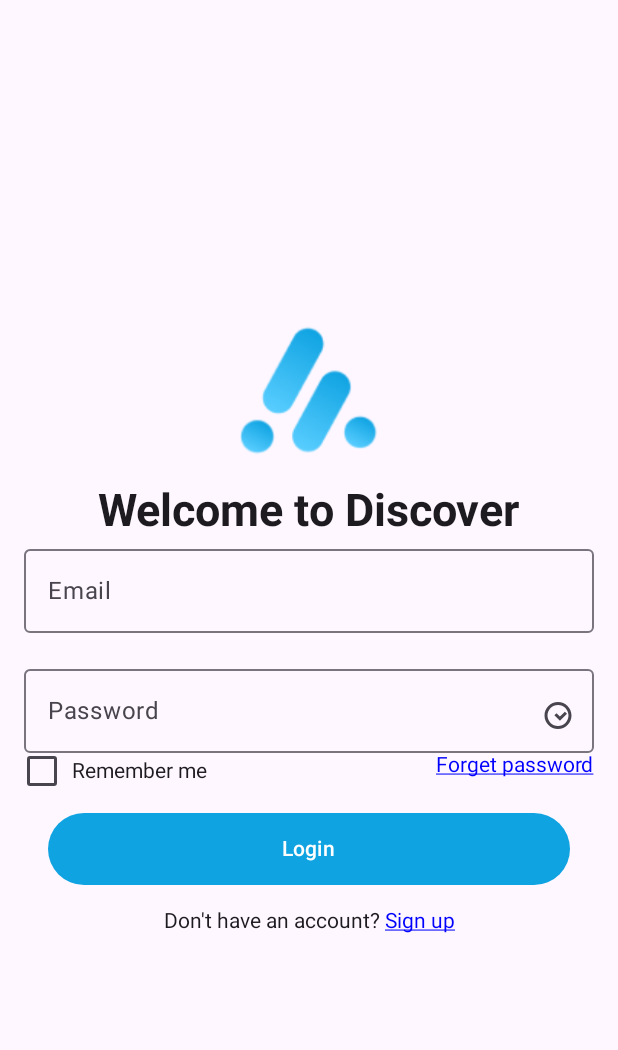
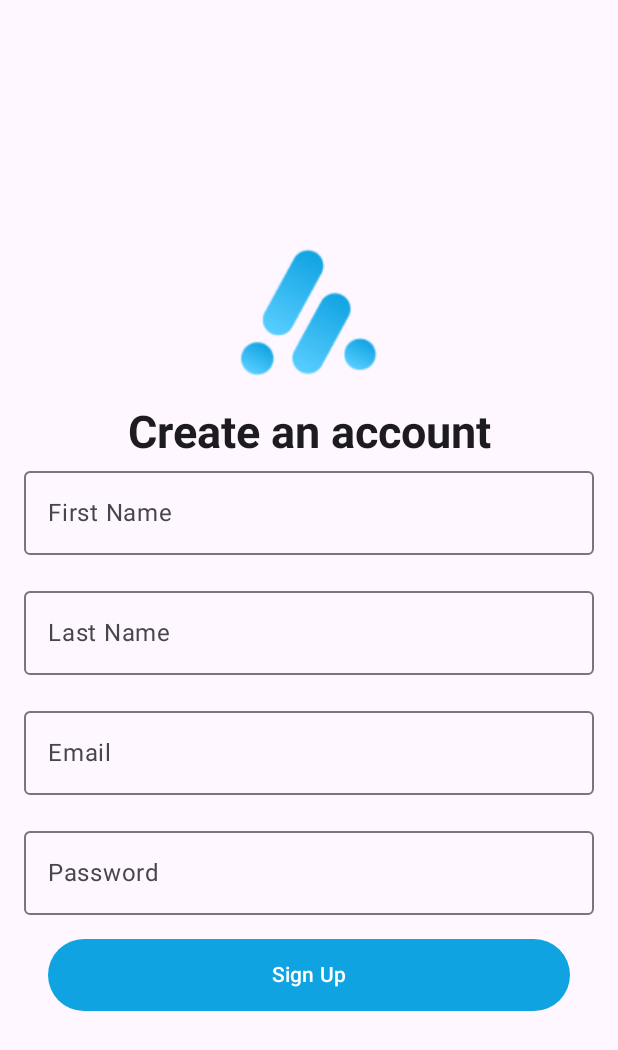
Before and after one commit to laraib00/Travel-Snap, an Android app built with Jetpack Compose: the LoginScreen screen opened through its navigation route, after a tap on "Sign up", on a phone screen of 412 x 824 dp. Shown: the top 1050 px of the screen. Run offline under Robolectric (Android 15) with nearby library versions, the phone set to English and light mode, and no system bars.

Commit message:
Signup Screen

```diff
--- a/app/src/main/java/com/example/splashscreencompose/LoginScreen.kt
+++ b/app/src/main/java/com/example/splashscreencompose/LoginScreen.kt
@@ -27,10 +27,11 @@
 import androidx.compose.material3.Checkbox
 import androidx.compose.runtime.Composable
 import androidx.compose.ui.text.style.TextDecoration
+import androidx.navigation.NavController
 
 
 @Composable
-fun LoginScreen() {
+fun LoginScreen(navController: NavController) {
     var email by remember { mutableStateOf("") }
     var password by remember { mutableStateOf("") }
     var passwordVisibility by remember { mutableStateOf(false) }
@@ -118,7 +119,7 @@
         Spacer(modifier = Modifier.height(16.dp))
 
         Button(
-            onClick = { /* Handle login logic here */ },
+            onClick = {  navController.navigate("Home") },
             modifier = Modifier
                 .fillMaxWidth()
                 .height(48.dp)
@@ -137,7 +138,7 @@
                 color = Color.Blue,
                 textDecoration = TextDecoration.Underline,
                 modifier = Modifier.clickable {
-                    // Handle sign up action
+                    navController.navigate("Signup")
                 }
             )
         }
--- a/app/src/main/java/com/example/splashscreencompose/MainActivity.kt
+++ b/app/src/main/java/com/example/splashscreencompose/MainActivity.kt
@@ -30,9 +30,22 @@
                     {
                         OnboardingScreen(navController = navController,context=this@MainActivity)
                     }
+                    composable("Login")
+                    {
+                        LoginScreen(navController = navController)
+                    }
+
                     composable("Home")
                     {
-                       LoginScreen()
+                        Home(navController = navController)
+                    }
+                    composable("Signup")
+                    {
+                        SignupScreen(navController = navController)
+                    }
+                    composable("SignupBoardingScreen")
+                    {
+                        SignupBoardingScreen(navController = navController)
                     }
 
 
--- a/app/src/main/java/com/example/splashscreencompose/OnboardingScreen.kt
+++ b/app/src/main/java/com/example/splashscreencompose/OnboardingScreen.kt
@@ -165,7 +165,7 @@
 
                 onBoardingIsFinished(context = context)
                 navController.popBackStack()
-                navController.navigate("Home")
+                navController.navigate("Login")
             },
                 modifier = Modifier
                     .fillMaxWidth()
@@ -218,5 +218,4 @@
     val editor = sharedPreferences.edit()
     editor.putBoolean("isFinished", true)
     editor.apply()
-
 }
--- /dev/null
+++ b/app/src/main/java/com/example/splashscreencompose/SignupScreen.kt
@@ -0,0 +1,115 @@
+package com.example.splashscreencompose
+
+import androidx.compose.foundation.Image
+import androidx.compose.foundation.layout.Arrangement
+import androidx.compose.foundation.layout.Column
+import androidx.compose.foundation.layout.Spacer
+import androidx.compose.foundation.layout.fillMaxSize
+import androidx.compose.foundation.layout.fillMaxWidth
+import androidx.compose.foundation.layout.height
+import androidx.compose.foundation.layout.padding
+import androidx.compose.foundation.layout.size
+import androidx.compose.foundation.text.KeyboardOptions
+import androidx.compose.material3.Button
+import androidx.compose.material3.ButtonDefaults
+import androidx.compose.material3.IconButton
+import androidx.compose.material3.OutlinedTextField
+import androidx.compose.material3.Text
+import androidx.compose.runtime.Composable
+import androidx.compose.runtime.getValue
+import androidx.compose.runtime.mutableStateOf
+import androidx.compose.runtime.remember
+import androidx.compose.runtime.setValue
+import androidx.compose.ui.Alignment
+import androidx.compose.ui.Modifier
+import androidx.compose.ui.graphics.Color
+import androidx.compose.ui.layout.ContentScale
+import androidx.compose.ui.res.painterResource
+import androidx.compose.ui.text.font.FontWeight
+import androidx.compose.ui.text.input.KeyboardType
+import androidx.compose.ui.text.input.PasswordVisualTransformation
+import androidx.compose.ui.unit.dp
+import androidx.compose.ui.unit.sp
+import androidx.navigation.NavController
+
+@Composable
+fun SignupScreen(navController: NavController) {
+    var firstName by remember { mutableStateOf("") }
+    var lastName by remember { mutableStateOf("") }
+    var email by remember { mutableStateOf("") }
+    var password by remember { mutableStateOf("") }
+
+    Column(
+        modifier =Modifier.fillMaxSize()
+            .padding(16.dp),
+        verticalArrangement = Arrangement.Center,
+        horizontalAlignment = Alignment.CenterHorizontally
+    ) {
+        Image(
+            painter = painterResource(id = R.drawable.logo),
+            contentDescription = "pic",
+            Modifier
+                .padding(10.dp).size(100.dp),
+            contentScale = ContentScale.FillWidth,
+        )
+        Text(
+            text = "Create an account",
+            fontSize = 30.sp,
+            fontWeight = FontWeight.Bold
+        )
+
+        OutlinedTextField(
+            value = firstName,
+            onValueChange = { firstName = it },
+            label = { Text("First Name") },
+            modifier = Modifier.fillMaxWidth()
+        )
+
+        Spacer(modifier = Modifier.height(16.dp))
+
+        OutlinedTextField(
+            value = lastName,
+            onValueChange = { lastName = it },
+            label = { Text("Last Name") },
+            modifier = Modifier.fillMaxWidth()
+        )
+
+        Spacer(modifier = Modifier.height(16.dp))
+
+        OutlinedTextField(
+            value = email,
+            onValueChange = { email = it },
+            label = { Text("Email") },
+            modifier = Modifier.fillMaxWidth()
+        )
+
+        Spacer(modifier = Modifier.height(16.dp))
+
+        OutlinedTextField(
+            value = password,
+            onValueChange = { password = it },
+            label = { Text("Password") },
+            modifier = Modifier.fillMaxWidth(),
+            keyboardOptions = KeyboardOptions(keyboardType = KeyboardType.Password),
+            trailingIcon = {
+                IconButton(onClick = { /* Handle password visibility toggle */ }) {
+                    // Password visibility icon
+                }
+            },
+            visualTransformation = PasswordVisualTransformation()
+        )
+
+        Spacer(modifier = Modifier.height(16.dp))
+
+        Button(
+            onClick = { navController.navigate("SignupBoardingScreen") },
+            modifier = Modifier
+                .fillMaxWidth()
+                .height(48.dp)
+                .padding(horizontal = 16.dp),
+            colors = ButtonDefaults.buttonColors(Color(0xFF0FA3E2))
+        ) {
+            Text("Sign Up", color = Color.White)
+        }
+    }
+}
```
Also changed, not shown: app/src/main/java/com/example/splashscreencompose/Home.kt (added, +21 -0 lines), app/src/main/java/com/example/splashscreencompose/SignupBoardingScreen.kt (added, +86 -0 lines), app/src/main/res/drawable/whitelogo.png (added).
